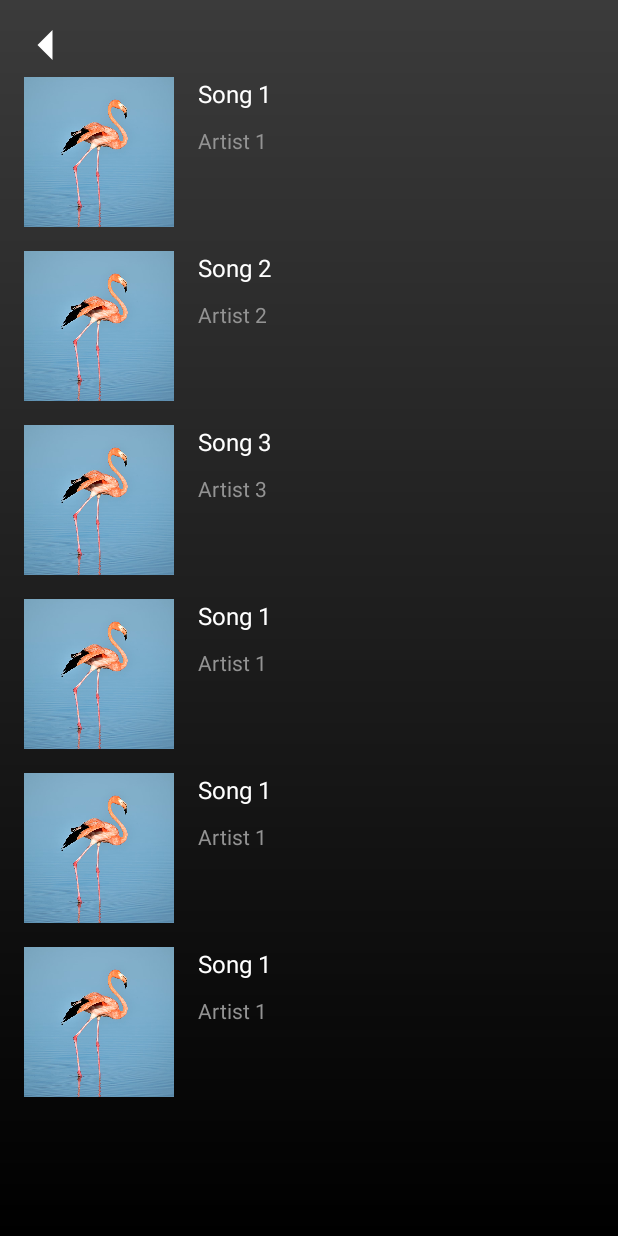
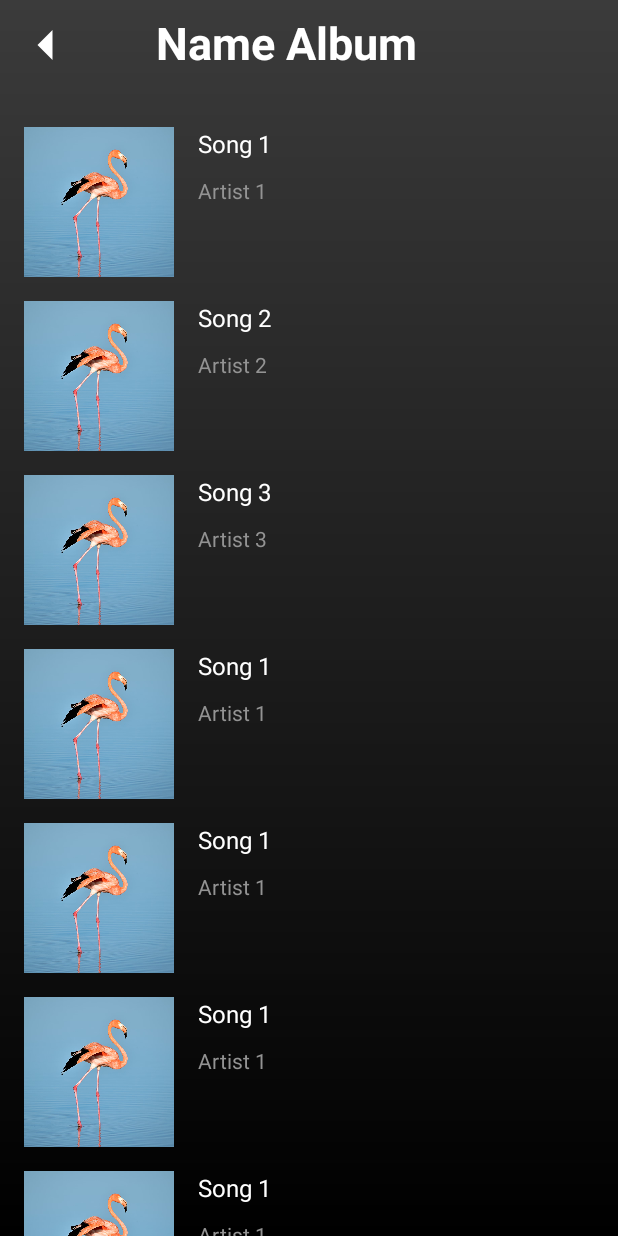
Before and after one commit to Buituansonzx/prm392, an Android app: the screen it shows after launch (Detail_Album), on a phone screen of 412 x 824 dp. Run offline under Robolectric (Android 15) with nearby library versions, the phone set to English and light mode, and no system bars.

Commit message:
detai_album

```diff
--- a/app/src/main/java/com/example/musicapp/Detail_Album.java
+++ b/app/src/main/java/com/example/musicapp/Detail_Album.java
@@ -1,6 +1,9 @@
 package com.example.musicapp;
 
+import android.content.Intent;
 import android.os.Bundle;
+import android.view.View;
+import android.widget.ImageView;
 
 import androidx.activity.EdgeToEdge;
 import androidx.appcompat.app.AppCompatActivity;
@@ -13,13 +16,15 @@ import androidx.recyclerview.widget.RecyclerView;
 import java.util.ArrayList;
 import java.util.List;
 
-public class Detail_Album extends AppCompatActivity {
+public class Detail_Album extends AppCompatActivity{
     private RecyclerView songRecycler;
     private SongAdapter songAdapter;
+    private ImageView imageView;
     @Override
     protected void onCreate(Bundle savedInstanceState) {
         super.onCreate(savedInstanceState);
         setContentView(R.layout.activity_detail_album);
+        ImageView imageView = findViewById(R.id.imageView2);
         songRecycler = findViewById(R.id.recyclersong);
         LinearLayoutManager layoutManagerSong = new LinearLayoutManager(this, LinearLayoutManager.VERTICAL, false);
         songRecycler.setLayoutManager(layoutManagerSong);
@@ -31,7 +36,17 @@ public class Detail_Album extends AppCompatActivity {
         songItems.add(new SongAdapter.SongItem("Song 1", "Artist 1", R.drawable.img));
         songItems.add(new SongAdapter.SongItem("Song 1", "Artist 1", R.drawable.img));
         songItems.add(new SongAdapter.SongItem("Song 1", "Artist 1", R.drawable.img));
+        songItems.add(new SongAdapter.SongItem("Song 1", "Artist 1", R.drawable.img));
+        songItems.add(new SongAdapter.SongItem("Song 1", "Artist 1", R.drawable.img));
+        songItems.add(new SongAdapter.SongItem("Song 1", "Artist 1", R.drawable.img));
+        songItems.add(new SongAdapter.SongItem("Song 1", "Artist 1", R.drawable.img));
+        songItems.add(new SongAdapter.SongItem("Song 1", "Artist 1", R.drawable.img));
+        songItems.add(new SongAdapter.SongItem("Song 1", "Artist 1", R.drawable.img));
         songAdapter = new SongAdapter(songItems);
         songRecycler.setAdapter(songAdapter);
     }
+    public void backToHome(View v) {
+        Intent intent = new Intent(this, Home.class);
+        startActivity(intent);
+    }
 }
--- a/app/src/main/res/layout/activity_detail_album.xml
+++ b/app/src/main/res/layout/activity_detail_album.xml
@@ -9,25 +9,37 @@
     tools:context=".Detail_Album">
 
     <ImageView
+        android:id="@+id/imageView2"
         android:layout_width="wrap_content"
         android:layout_height="wrap_content"
+        android:onClick="backToHome"
+        android:paddingLeft="20dp"
         android:paddingTop="20dp"
-        android:paddingLeft="20dp"
         android:paddingRight="20dp"
         android:paddingBottom="5dp"
         android:src="@drawable/arrow_icon"
         app:layout_constraintStart_toStartOf="parent"
         app:layout_constraintTop_toTopOf="parent" />
 
+    <TextView
+        android:id="@+id/textView"
+        android:layout_width="wrap_content"
+        android:layout_height="wrap_content"
+        android:layout_marginStart="40dp"
+        android:layout_marginTop="8dp"
+        android:text="Name Album"
+        android:textColor="@color/white"
+        android:textSize="30sp"
+        android:textStyle="bold"
+        app:layout_constraintStart_toEndOf="@+id/imageView2"
+        app:layout_constraintTop_toTopOf="parent" />
+
     <androidx.recyclerview.widget.RecyclerView
         android:id="@+id/recyclersong"
-        android:layout_width="0dp"
+        android:layout_width="411dp"
         android:layout_height="wrap_content"
+        android:layout_marginTop="20dp"
         android:orientation="vertical"
-        app:layout_constraintBottom_toBottomOf="parent"
-        app:layout_constraintEnd_toEndOf="parent"
-        app:layout_constraintHorizontal_bias="0.0"
         app:layout_constraintStart_toStartOf="parent"
-        app:layout_constraintTop_toTopOf="parent"
-        app:layout_constraintVertical_bias="0.275" />
+        app:layout_constraintTop_toBottomOf="@+id/textView" />
 </androidx.constraintlayout.widget.ConstraintLayout>
```
